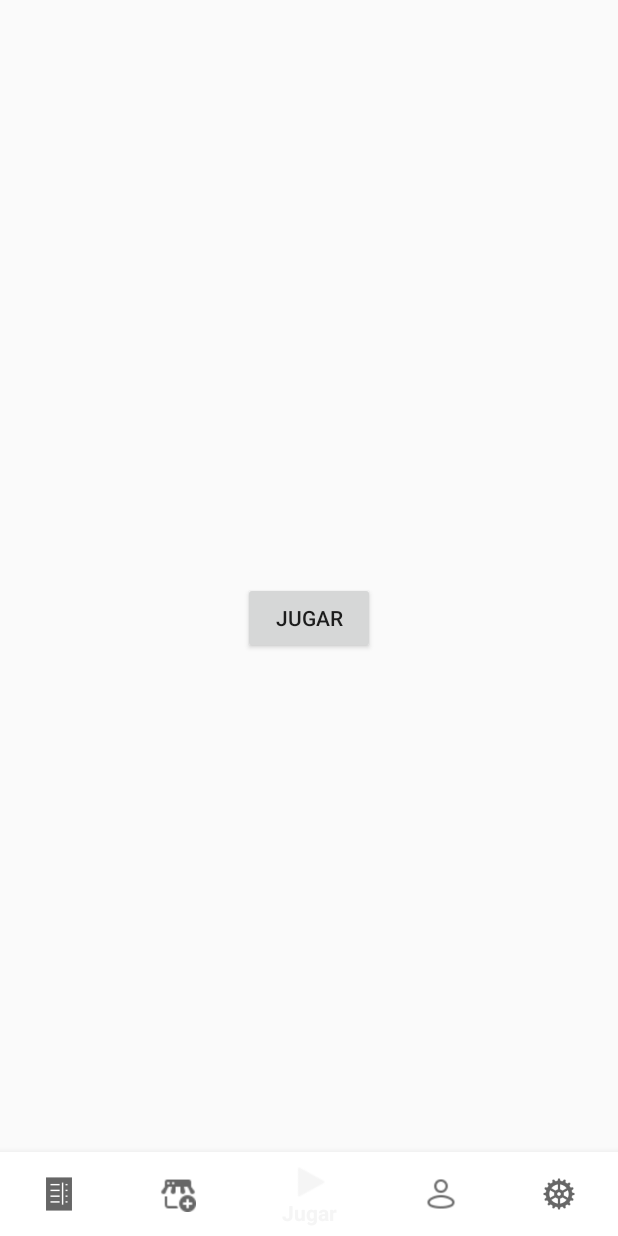
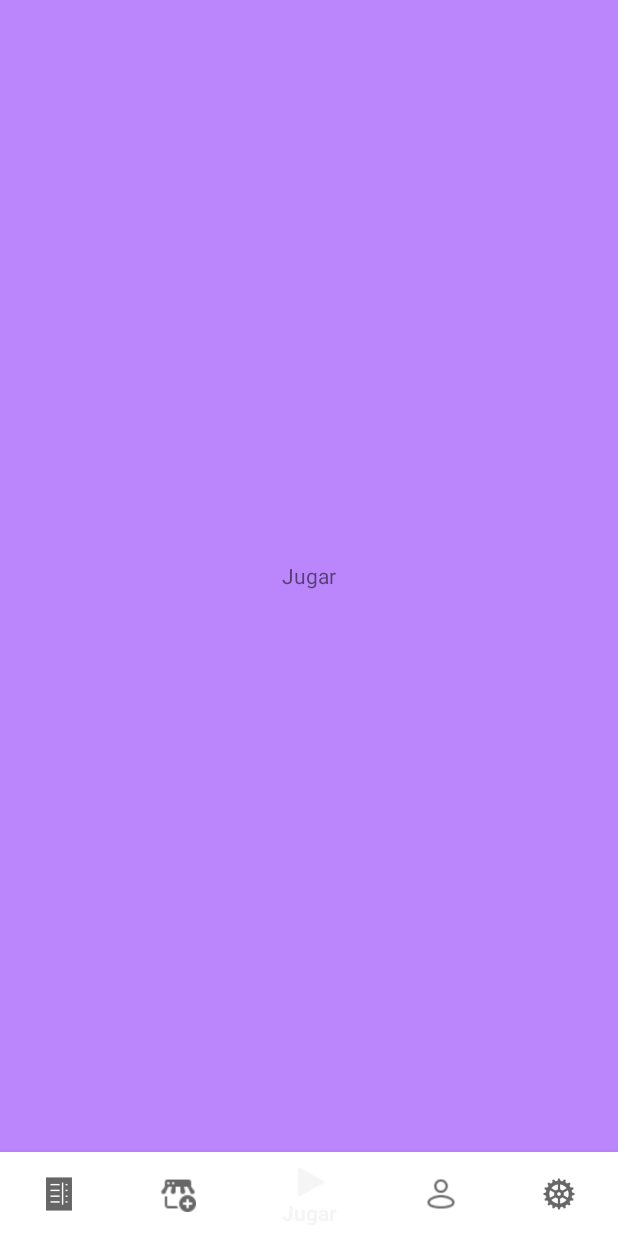
Before and after one commit to itziarmensa/Android-DSA, an Android app: the MainJugar screen opened directly, with no data from a screen before it, item 3 of the bottom bar chosen, on a phone screen of 412 x 824 dp. Run offline under Robolectric (Android 15) with nearby library versions, the light colour scheme and no system bars.

Commit message:
Bottom navigation bar añadido

```diff
--- a/app/build.gradle
+++ b/app/build.gradle
@@ -21,6 +21,10 @@ android {
             proguardFiles getDefaultProguardFile('proguard-android-optimize.txt'), 'proguard-rules.pro'
         }
     }
+
+    buildFeatures{
+        viewBinding true
+    }
     compileOptions {
         sourceCompatibility JavaVersion.VERSION_1_8
         targetCompatibility JavaVersion.VERSION_1_8
--- /dev/null
+++ b/app/src/main/java/com/grupo3/androiddsa/JugarFragment.java
@@ -0,0 +1,64 @@
+package com.grupo3.androiddsa;
+
+import android.os.Bundle;
+
+import androidx.fragment.app.Fragment;
+
+import android.view.LayoutInflater;
+import android.view.View;
+import android.view.ViewGroup;
+
+/**
+ * A simple {@link Fragment} subclass.
+ * Use the {@link JugarFragment#newInstance} factory method to
+ * create an instance of this fragment.
+ */
+public class JugarFragment extends Fragment {
+
+    // TODO: Rename parameter arguments, choose names that match
+    // the fragment initialization parameters, e.g. ARG_ITEM_NUMBER
+    private static final String ARG_PARAM1 = "param1";
+    private static final String ARG_PARAM2 = "param2";
+
+    // TODO: Rename and change types of parameters
+    private String mParam1;
+    private String mParam2;
+
+    public JugarFragment() {
+        // Required empty public constructor
+    }
+
+    /**
+     * Use this factory method to create a new instance of
+     * this fragment using the provided parameters.
+     *
+     * @param param1 Parameter 1.
+     * @param param2 Parameter 2.
+     * @return A new instance of fragment JugarFragment.
+     */
+    // TODO: Rename and change types and number of parameters
+    public static JugarFragment newInstance(String param1, String param2) {
+        JugarFragment fragment = new JugarFragment();
+        Bundle args = new Bundle();
+        args.putString(ARG_PARAM1, param1);
+        args.putString(ARG_PARAM2, param2);
+        fragment.setArguments(args);
+        return fragment;
+    }
+
+    @Override
+    public void onCreate(Bundle savedInstanceState) {
+        super.onCreate(savedInstanceState);
+        if (getArguments() != null) {
+            mParam1 = getArguments().getString(ARG_PARAM1);
+            mParam2 = getArguments().getString(ARG_PARAM2);
+        }
+    }
+
+    @Override
+    public View onCreateView(LayoutInflater inflater, ViewGroup container,
+                             Bundle savedInstanceState) {
+        // Inflate the layout for this fragment
+        return inflater.inflate(R.layout.fragment_jugar, container, false);
+    }
+}
--- a/app/src/main/java/com/grupo3/androiddsa/MainJugar.java
+++ b/app/src/main/java/com/grupo3/androiddsa/MainJugar.java
@@ -1,21 +1,95 @@
 package com.grupo3.androiddsa;
 
+import androidx.annotation.NonNull;
 import androidx.appcompat.app.AppCompatActivity;
+import androidx.fragment.app.Fragment;
+import androidx.fragment.app.FragmentManager;
+import androidx.fragment.app.FragmentTransaction;
 
 import android.content.Intent;
 import android.os.Bundle;
+import android.view.MenuItem;
 import android.view.View;
 
+import com.google.android.material.bottomnavigation.BottomNavigationView;
+import com.grupo3.androiddsa.databinding.ActivityMainJugarBinding;
+
 public class MainJugar extends AppCompatActivity {
+
+    //ActivityMainJugarBinding binding;
+    private Fragment mCurrentFragment;
 
     @Override
     protected void onCreate(Bundle savedInstanceState) {
         super.onCreate(savedInstanceState);
+        //binding = ActivityMainJugarBinding.inflate(getLayoutInflater());
         setContentView(R.layout.activity_main_jugar);
+        //replaceFragment(new JugarFragment());
+
+        /*binding.bottomNavigationView.setOnItemSelectedListener(item -> {
+            switch(item.getItemId()){
+                case R.id.lista:
+                    replaceFragment(new AmigosFragment());
+                    break;
+                case R.id.tienda:
+                    replaceFragment(new TiendaFragment());
+                    break;
+                case R.id.play:
+                    replaceFragment(new JugarFragment());
+                    break;
+                case R.id.perfil:
+                    replaceFragment(new ProfileFragment());
+                    break;
+                case R.id.config:
+                    replaceFragment(new SettingsFragment());
+                    break;
+
+            }
+
+
+            return true;
+        });*/
+
+        BottomNavigationView bottomNavigationView = findViewById(R.id.bottomNavigationView);
+
+        mCurrentFragment = new JugarFragment();
+        getSupportFragmentManager().beginTransaction().add(R.id.frame_layout, mCurrentFragment).commit();
+        bottomNavigationView.setSelectedItemId(R.id.play);
+
+
+        bottomNavigationView.setOnNavigationItemSelectedListener(new BottomNavigationView.OnNavigationItemSelectedListener() {
+            @Override
+            public boolean onNavigationItemSelected(@NonNull MenuItem item) {
+                switch (item.getItemId()) {
+                    case R.id.lista:
+                        mCurrentFragment = new AmigosFragment();
+                        break;
+                    case R.id.tienda:
+                        mCurrentFragment = new TiendaFragment();
+                        break;
+                    case R.id.play:
+                        mCurrentFragment = new JugarFragment();
+                        break;
+                    case R.id.perfil:
+                        mCurrentFragment = new ProfileFragment();
+                        break;
+                    case R.id.config:
+                        mCurrentFragment = new SettingsFragment();
+                        break;
+                }
+                getSupportFragmentManager().beginTransaction().replace(R.id.frame_layout, mCurrentFragment).commit();
+                return true;
+            }
+
+        });
     }
 
-    public void btnSettings(View view) {
-        Intent i = new Intent(MainJugar.this,MainSettings.class);
-        startActivity(i);
-    }
+    /*private void replaceFragment(Fragment fragment){
+        FragmentManager fragmentManager = getSupportFragmentManager();
+        FragmentTransaction fragmentTransaction = fragmentManager.beginTransaction();
+        fragmentTransaction.replace(R.id.frame_layout,fragment);
+        fragmentTransaction.commit();
+    }*/
+
+
 }
--- a/app/src/main/java/com/grupo3/androiddsa/MainSplashScreen.java
+++ b/app/src/main/java/com/grupo3/androiddsa/MainSplashScreen.java
@@ -28,7 +28,7 @@ public class MainSplashScreen extends AppCompatActivity {
                     e.printStackTrace();
                 } finally {
                     if (isLogged) {
-                        Intent intent = new Intent(MainSplashScreen.this, MainObjects.class);
+                        Intent intent = new Intent(MainSplashScreen.this, MainJugar.class);
                         startActivity(intent);
                     } else {
                         Intent intent = new Intent(MainSplashScreen.this, MainLogIn.class);
--- a/app/src/main/res/layout/activity_main_jugar.xml
+++ b/app/src/main/res/layout/activity_main_jugar.xml
@@ -6,16 +6,16 @@
     android:layout_height="match_parent"
     tools:context=".MainJugar">
 
-    <Button
-        android:id="@+id/btnJugar"
-        android:layout_width="wrap_content"
-        android:layout_height="wrap_content"
-        android:text="@string/jugar"
-        app:layout_constraintBottom_toBottomOf="parent"
+    <FrameLayout
+        android:id="@+id/frame_layout"
+        android:layout_width="match_parent"
+        android:layout_height="0dp"
+        app:layout_constraintBottom_toTopOf="@+id/bottomNavigationView"
         app:layout_constraintEnd_toEndOf="parent"
-        app:layout_constraintStart_toStartOf="parent"
-        app:layout_constraintTop_toTopOf="parent"
-        tools:ignore="DuplicateSpeakableTextCheck" />
+        app:layout_constraintEnd_toStartOf="parent"
+        app:layout_constraintTop_toTopOf="parent">
+
+    </FrameLayout>
 
     <com.google.android.material.bottomnavigation.BottomNavigationView
         android:id="@+id/bottomNavigationView"
@@ -24,7 +24,7 @@
         app:layout_constraintBottom_toBottomOf="parent"
         app:layout_constraintEnd_toEndOf="parent"
         app:layout_constraintStart_toStartOf="parent"
-        android:background="@color/white"
+        android:background="@color/design_default_color_background"
         app:menu="@menu/bottom_navmenu"/>
 
 </androidx.constraintlayout.widget.ConstraintLayout>
--- /dev/null
+++ b/app/src/main/res/layout/fragment_jugar.xml
@@ -0,0 +1,15 @@
+<?xml version="1.0" encoding="utf-8"?>
+<FrameLayout xmlns:android="http://schemas.android.com/apk/res/android"
+    xmlns:tools="http://schemas.android.com/tools"
+    android:layout_width="match_parent"
+    android:layout_height="match_parent"
+    android:background="@color/purple_200"
+    tools:context=".JugarFragment">
+
+    <TextView
+        android:id="@+id/textView6"
+        android:layout_width="wrap_content"
+        android:layout_height="wrap_content"
+        android:text="Jugar"
+        android:layout_gravity="center"/>
+</FrameLayout>
--- a/app/src/main/res/menu/bottom_navmenu.xml
+++ b/app/src/main/res/menu/bottom_navmenu.xml
@@ -3,7 +3,7 @@
 
     <item android:title="Lista"
         android:icon="@drawable/lista3"
-        android:id="@+id/lista"/>
+        android:id="@+id/lista" />
     <item android:title="Tienda"
         android:icon="@drawable/tienda"
         android:id="@+id/tienda"/>
--- a/app/src/main/res/values/strings.xml
+++ b/app/src/main/res/values/strings.xml
@@ -38,4 +38,6 @@
     <string name="tienda">Tienda</string>
     <string name="lista">Lista</string>
     <string name="play">play</string>
+    <!-- TODO: Remove or change this placeholder text -->
+    <string name="hello_blank_fragment">Hello blank fragment</string>
 </resources>
```
Also changed, not shown: app/src/main/java/com/grupo3/androiddsa/AmigosFragment.java (added, +64 -0 lines), app/src/main/java/com/grupo3/androiddsa/ProfileFragment.java (added, +64 -0 lines), app/src/main/java/com/grupo3/androiddsa/SettingsFragment.java (added, +64 -0 lines), app/src/main/java/com/grupo3/androiddsa/TiendaFragment.java (added, +64 -0 lines), app/src/main/res/layout/fragment_amigos.xml (added, +14 -0 lines), app/src/main/res/layout/fragment_profile.xml (added, +14 -0 lines), app/src/main/res/layout/fragment_settings.xml (added, +14 -0 lines), app/src/main/res/layout/fragment_tienda.xml (added, +14 -0 lines).
